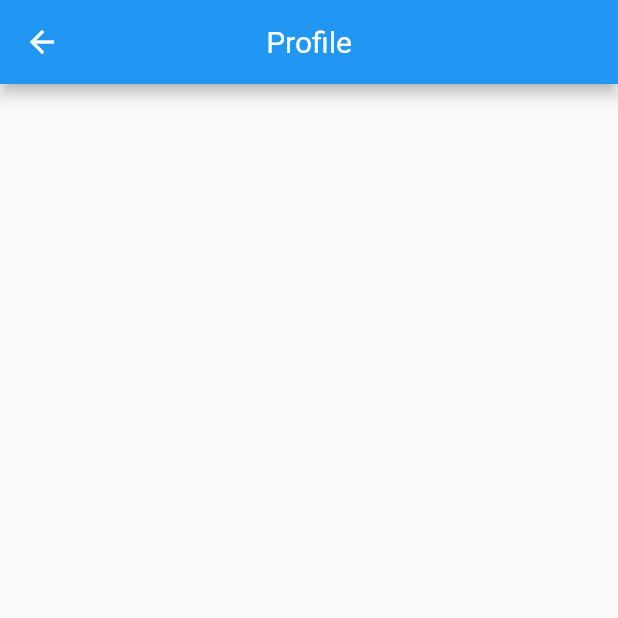
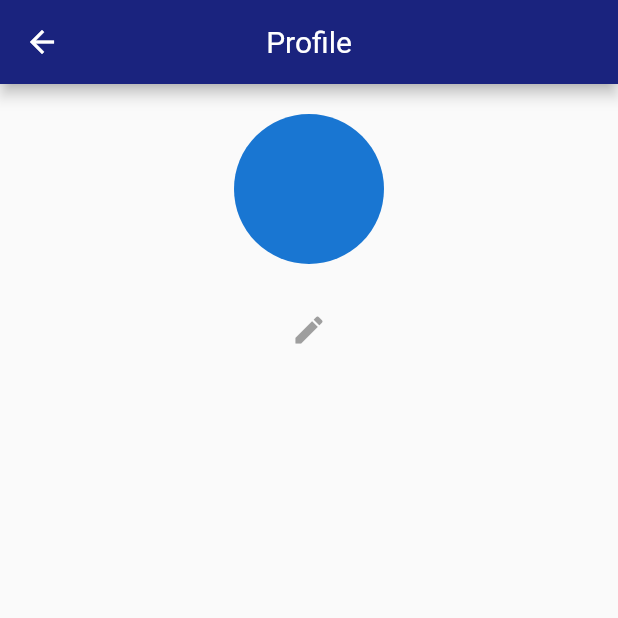
Before and after one commit to shivendra-bhonsle/DoctorsJournal, a Flutter app: the Profile screen opened directly, on a phone screen of 412 x 824 dp, the top half of it. Run offline on Flutter 3.47's test engine with Material 2 defaults, Android fonts, the phone set to English and light mode, and no system bars; our stand-ins replace cloud_firestore, contacts_service, firebase_auth, firebase_core, flutter_spinkit, flutter_svg and 4 more; missing offline and left inert: mailto, swipe_up; accounts and stored records are empty.

Commit message:
Profile Section Updated

```diff
--- a/lib/navigationBar/menu_bar.dart
+++ b/lib/navigationBar/menu_bar.dart
@@ -51,6 +51,7 @@ class MenuBar extends StatelessWidget {
             MenuItems(
               text: 'Quit',
               icon: Icons.power_settings_new,
+
             ),
           ],
         ),
--- a/lib/navigationBar/pages/profile_page.dart
+++ b/lib/navigationBar/pages/profile_page.dart
@@ -1,16 +1,196 @@
+import 'package:cloud_firestore/cloud_firestore.dart';
+import 'package:doctors_diary/shared/constants.dart';
 import 'package:flutter/material.dart';
-
-class Profile extends StatelessWidget {
+import 'package:firebase_auth/firebase_auth.dart';
+import 'package:doctors_diary/services/database.dart';
+import 'package:google_fonts/google_fonts.dart';
+class Profile extends StatefulWidget {
   const Profile({Key? key}) : super(key: key);
 
   @override
+  _ProfileState createState() => _ProfileState();
+}
+
+class _ProfileState extends State<Profile> {
+  FirebaseAuth auth=FirebaseAuth.instance;
+  String mobile="no val";
+  String name="no val";
+  @override
+  initState() {
+    super.initState();
+    //setText();
+
+
+  }
+  /*Future<void> setText() async{
+
+    await DatabaseService(uid: FirebaseAuth.instance.currentUser!.uid).fetchName().then((value) => {
+      setState((){
+        name=value.toString();
+      })
+    });
+    print(name);
+
+
+
+  }*/
+  //DatabaseService databaseService=DatabaseService(uid: auth.currentUser!.uid);
+  Future<String?> createAlertDialog(BuildContext context){
+    TextEditingController customController=TextEditingController();
+    return showDialog(context: context,builder: (context){
+      return AlertDialog(
+        title: Text("Enter your Name"),
+        content: TextField(
+          controller: customController,
+
+
+        ),
+
+        actions: [
+          MaterialButton(
+            elevation: 5.0,
+
+              child: Text('Update',style:TextStyle(color: Colors.blue),),
+              onPressed: (){
+              if(customController.text.toString().isNotEmpty){
+                Navigator.of(context).pop(customController.text.toString());
+
+              }
+              else{
+                ScaffoldMessenger.of(context).showSnackBar(SnackBar(
+                  content: Text("Please enter a name"),
+                ));
+              }
+              }),
+        ],
+      );
+    });
+  }
+
+
+
+  @override
   Widget build(BuildContext context) {
+    //setText();
     return Scaffold(
       appBar: AppBar(
         title: Text('Profile'),
         centerTitle: true,
-        backgroundColor: Colors.blue,
+        backgroundColor: Colors.indigo[900],
+
+      ),
+      body: SafeArea(
+
+        child:FutureBuilder(
+          future:  FirebaseFirestore.instance.collection('users').doc(FirebaseAuth.instance.currentUser!.uid).get().then((value) {
+
+
+            name=value.data()!['name'].toString();
+            mobile=value.data()!['mobile'].toString();
+            print(name);
+            print(mobile);
+
+
+          }),
+          builder: (context,snapshot){
+            if(snapshot.connectionState== ConnectionState.done){
+              return Column(
+                children: [
+                  Container(
+
+                    width: double.infinity,
+                    child:
+                    Column(
+                      children: [
+                        SizedBox(height: 20,),
+                        Center(
+                          child: CircleAvatar(
+                            child: Text(
+                              getInitials(name),
+
+                              textScaleFactor: 3.0,
+                            ),
+                            maxRadius: 50.0,
+                          ),
+                        ),
+                        SizedBox(height: 20,),
+                        Row(
+                          mainAxisAlignment: MainAxisAlignment.center,
+                          children: [
+
+                            Text(name,
+
+                              style:
+
+                              GoogleFonts.roboto(fontWeight: FontWeight.normal,fontSize: 30, fontStyle: FontStyle.italic),
+
+                            ),
+                            IconButton(
+                                onPressed: (){
+                                  createAlertDialog(context).then((value) {
+                                    if(value!.isNotEmpty){
+                                      editName(value.toString());
+
+                                    }
+                                    Navigator.pushReplacement(
+                                        context,
+                                        MaterialPageRoute(
+                                            builder: (BuildContext context) => super.widget));
+
+
+                                  });
+
+
+
+                                },
+                                icon: Icon(Icons.edit),
+                              color: Colors.grey,
+                            )
+                          ],
+                        ),
+
+
+                        SizedBox(height: 20.0,),
+                        Row(
+                          mainAxisAlignment: MainAxisAlignment.center,
+                          children: [
+                            Text(mobile,
+                            style: GoogleFonts.roboto(fontWeight: FontWeight.bold,fontSize: 20, fontStyle: FontStyle.italic),),
+
+                          ],
+                        )
+
+                      ],
+                    ),
+                  )
+                ],
+              );
+            }
+            else {
+              return Center(
+                child: CircularProgressIndicator(),
+              );
+            }
+
+          },
+        )
+
       ),
     );
   }
+
+  String getInitials(String name) => name.isNotEmpty
+      ? name.trim().split(' ').map((l) => l[0]).take(2).join()
+      : '';
+
+   Future editName(String newName) async{
+
+     FirebaseFirestore.instance.collection('users').doc(
+         FirebaseAuth.instance.currentUser!.uid)..set(
+         {'name': newName},
+         SetOptions(merge: true));
+
+   }
+
+
 }
--- a/lib/services/database.dart
+++ b/lib/services/database.dart
@@ -57,6 +57,23 @@ class DatabaseService{
     return patientId;
   }
 
+  //get name of the user(doctor)
+  /*Future<String> fetchName()  async {
+    String name="not set";
+    await FirebaseFirestore.instance.collection('users').doc(_auth.currentUser!.uid).get().then((value) {
+
+
+      name=value.data()!['name'].toString();
+
+      print(name);
+
+
+    });
+
+    return name;
+
+
+  }*/
   //get snapshot of PatientList
   fetchAllPatents() async {
     bool doneOnce = true;             //just so that the nest loop doesn't print the result repeatedly
```
Also changed, not shown: 1 other file.
